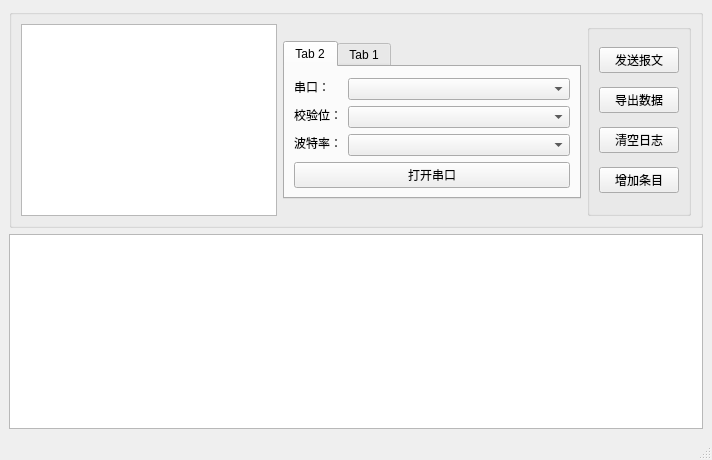
First picture: the form in mainwindow.ui, repository LysanderT/Modbus-Client-App, before the edit.
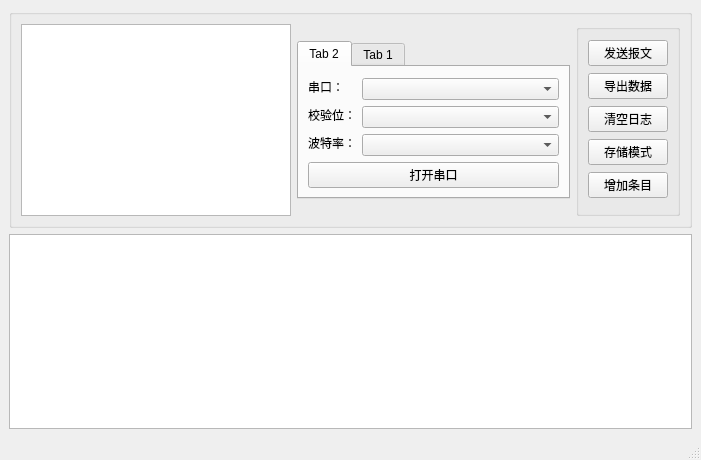
Second picture: the form after the edit.

Patch:
```diff
--- a/mainwindow.ui
+++ b/mainwindow.ui
@@ -6,7 +6,7 @@
    <rect>
     <x>0</x>
     <y>0</y>
-    <width>712</width>
+    <width>701</width>
     <height>460</height>
    </rect>
   </property>
@@ -287,7 +287,20 @@
         </widget>
        </item>
        <item row="2" column="0" colspan="2">
-        <widget class="QTextBrowser" name="textBrowser"/>
+        <widget class="QTextBrowser" name="textBrowser">
+         <property name="sizePolicy">
+          <sizepolicy hsizetype="MinimumExpanding" vsizetype="Expanding">
+           <horstretch>0</horstretch>
+           <verstretch>0</verstretch>
+          </sizepolicy>
+         </property>
+         <property name="minimumSize">
+          <size>
+           <width>270</width>
+           <height>0</height>
+          </size>
+         </property>
+        </widget>
        </item>
        <item row="2" column="3">
         <widget class="QGroupBox" name="groupBox_3">
@@ -343,6 +356,13 @@
             </property>
            </widget>
           </item>
+          <item>
+           <widget class="QPushButton" name="EndianButton">
+            <property name="text">
+             <string>存储模式</string>
+            </property>
+           </widget>
+          </item>
           <item>
            <widget class="QPushButton" name="plusButton">
             <property name="text">
@@ -366,7 +386,7 @@
       </property>
       <property name="minimumSize">
        <size>
-        <width>0</width>
+        <width>200</width>
         <height>150</height>
        </size>
       </property>
```
Left out of the diff: 7 changed lines with no effect on the pictures.
